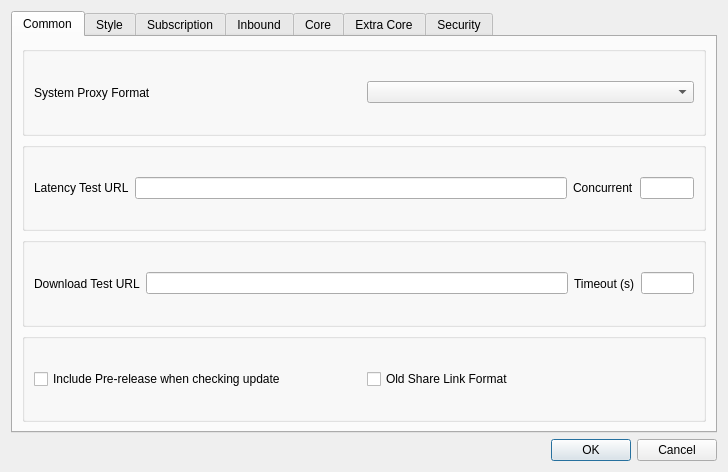
This is src/ui/dialog/DialogBasicSettings.ui in Restia-Ashbell/nekobox as Qt 5 draws it before an edit. The edited form follows.
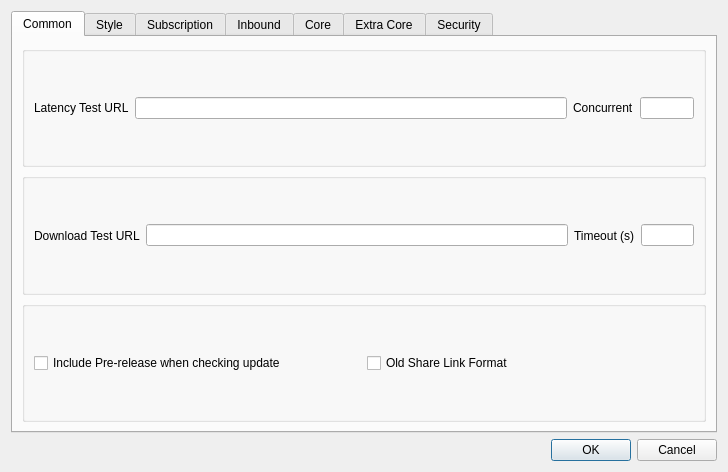
This is the edited form.

Commit message: refactor: delegate system proxy to sing-box set_system_proxy

Diff of the .ui file:
```diff
--- a/src/ui/dialog/DialogBasicSettings.ui
+++ b/src/ui/dialog/DialogBasicSettings.ui
@@ -46,25 +46,6 @@
        <string>Common</string>
       </attribute>
       <layout class="QVBoxLayout" name="verticalLayout_2">
-       <item>
-        <widget class="QGroupBox" name="systemProxyBox">
-         <property name="title">
-          <string/>
-         </property>
-         <layout class="QHBoxLayout" name="horizontalLayout">
-          <item>
-           <widget class="QLabel" name="label_29">
-            <property name="text">
-             <string>System Proxy Format</string>
-            </property>
-           </widget>
-          </item>
-          <item>
-           <widget class="QComboBox" name="system_proxy_format"/>
-          </item>
-         </layout>
-        </widget>
-       </item>
        <item>
         <widget class="QGroupBox" name="groupBox1">
          <layout class="QHBoxLayout" name="horizontalLayout_9" stretch="0,8,1,1">
```
The commit also changes 9 other files.
